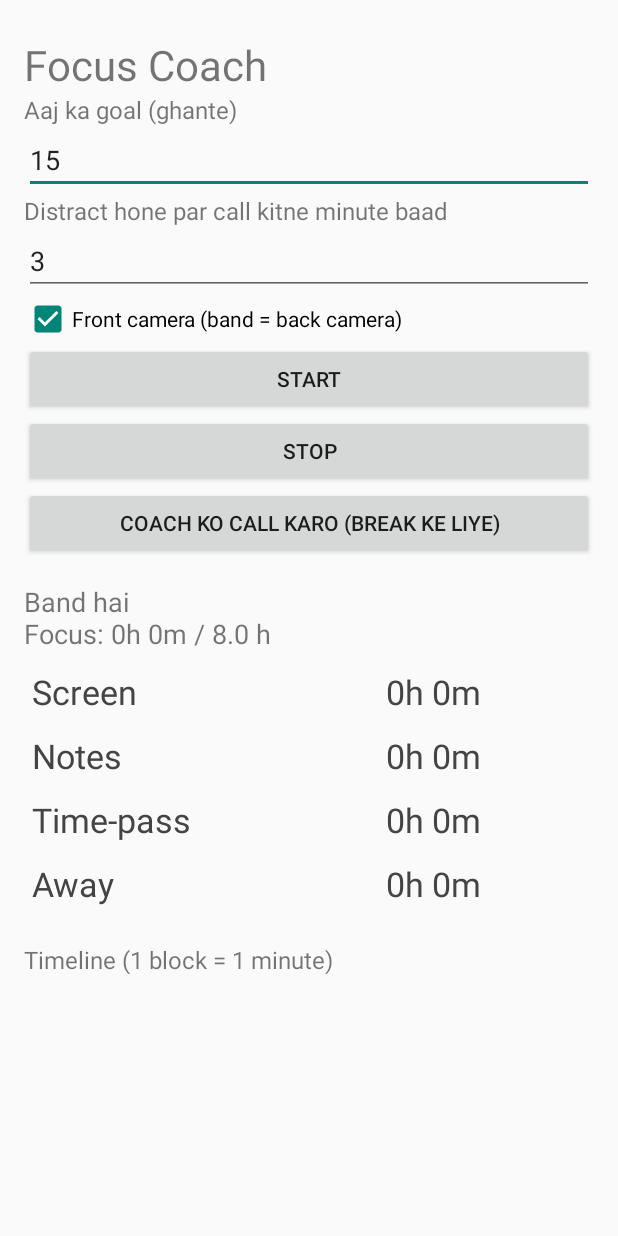
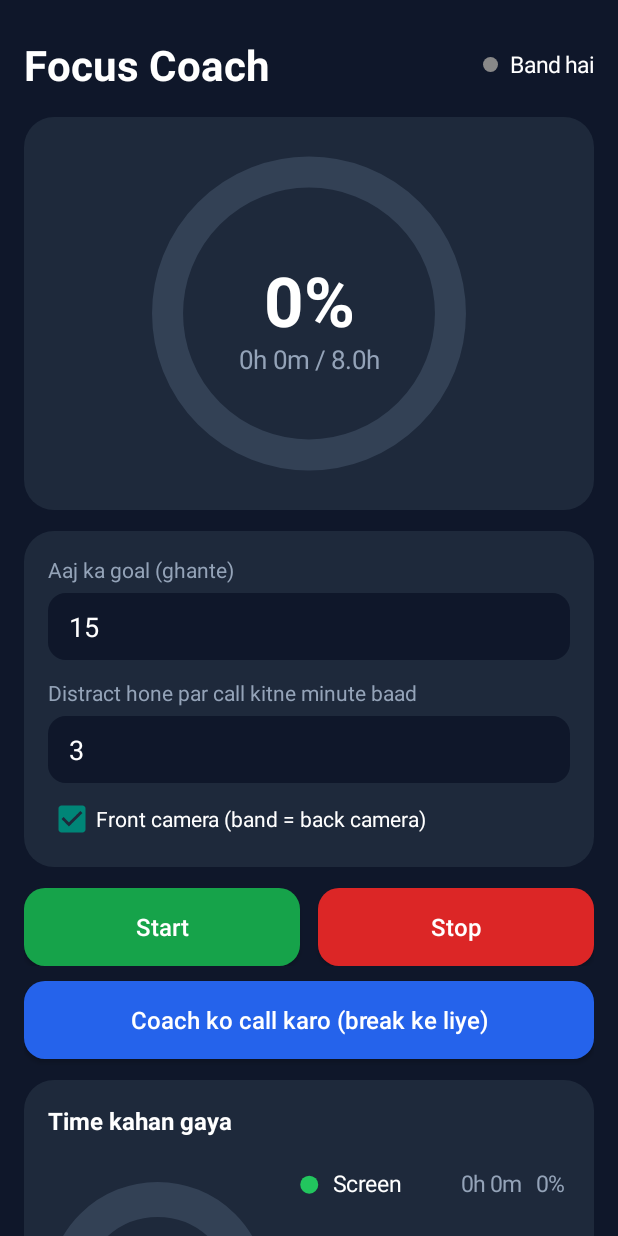
Before and after one commit to anidhypancholi3697-creator/Advanced-tracker, an Android app: the screen it shows after launch (MainActivity), on a phone screen of 412 x 824 dp. Run offline under Robolectric (Android 15) with nearby library versions, the phone set to English and light mode, and no system bars.

Commit message:
Add files via upload

```diff
--- a/app/src/main/java/com/focuscoach/Charts.kt
+++ b/app/src/main/java/com/focuscoach/Charts.kt
@@ -1,53 +1,179 @@
 package com.focuscoach
 
+import android.animation.ValueAnimator
 import android.content.Context
 import android.graphics.Canvas
 import android.graphics.Color
 import android.graphics.Paint
+import android.graphics.RectF
+import android.graphics.SweepGradient
+import android.graphics.Typeface
 import android.view.View
+import android.view.animation.DecelerateInterpolator
+import kotlin.math.abs
 
 val CAT_COLORS = intArrayOf(
-    Color.parseColor("#2E7D32"), // Screen
-    Color.parseColor("#1565C0"), // Notes
-    Color.parseColor("#EF6C00"), // Time-pass
-    Color.parseColor("#757575")  // Away
+    0xFF22C55E.toInt(), // Screen
+    0xFF38BDF8.toInt(), // Notes
+    0xFFF59E0B.toInt(), // Time-pass
+    0xFF94A3B8.toInt()  // Away
 )
 
-class BarChartView(c: Context) : View(c) {
-    private var v = LongArray(4)
-    private val p = Paint(Paint.ANTI_ALIAS_FLAG).apply { textSize = 34f }
+// Goal ring: animated sweep + percent in the middle.
+class RingView(c: Context) : View(c) {
+    private var cur = 0f
+    private var tgt = 0f
+    private var l1 = "0%"
+    private var l2 = ""
+    private var an: ValueAnimator? = null
+    private val oval = RectF()
+    private val track = Paint(Paint.ANTI_ALIAS_FLAG).apply {
+        style = Paint.Style.STROKE; strokeCap = Paint.Cap.ROUND; color = 0xFF334155.toInt()
+    }
+    private val arc = Paint(Paint.ANTI_ALIAS_FLAG).apply {
+        style = Paint.Style.STROKE; strokeCap = Paint.Cap.ROUND
+    }
+    private val big = Paint(Paint.ANTI_ALIAS_FLAG).apply {
+        color = Color.WHITE; textAlign = Paint.Align.CENTER; typeface = Typeface.DEFAULT_BOLD
+    }
+    private val small = Paint(Paint.ANTI_ALIAS_FLAG).apply {
+        color = 0xFF94A3B8.toInt(); textAlign = Paint.Align.CENTER
+    }
 
-    fun set(values: LongArray) { v = values; invalidate() }
+    fun set(frac: Float, a: String, b: String) {
+        l1 = a; l2 = b
+        val t = frac.coerceIn(0f, 1f)
+        if (abs(t - tgt) > 0.0005f) {
+            tgt = t
+            an?.cancel()
+            an = ValueAnimator.ofFloat(cur, t).apply {
+                duration = 700
+                interpolator = DecelerateInterpolator()
+                addUpdateListener { cur = it.animatedValue as Float; invalidate() }
+                start()
+            }
+        } else invalidate()
+    }
 
     override fun onDraw(cv: Canvas) {
-        val max = (v.maxOrNull() ?: 0L).coerceAtLeast(1L)
+        val s = minOf(width, height).toFloat()
+        val sw = s * 0.09f
+        track.strokeWidth = sw
+        arc.strokeWidth = sw
+        val cx = width / 2f
+        val cy = height / 2f
+        oval.set(cx - s / 2 + sw, cy - s / 2 + sw, cx + s / 2 - sw, cy + s / 2 - sw)
+        cv.drawArc(oval, 0f, 360f, false, track)
+        if (cur > 0.001f) {
+            arc.shader = SweepGradient(cx, cy, intArrayOf(0xFF38BDF8.toInt(), 0xFF22C55E.toInt()), null)
+            cv.save()
+            cv.rotate(-90f, cx, cy)
+            cv.drawArc(oval, 0f, 360f * cur, false, arc)
+            cv.restore()
+        }
+        big.textSize = s * 0.2f
+        small.textSize = s * 0.075f
+        cv.drawText(l1, cx, cy + s * 0.04f, big)
+        cv.drawText(l2, cx, cy + s * 0.04f + s * 0.12f, small)
+    }
+}
+
+// Donut + legend: where the time went.
+class DonutView(c: Context) : View(c) {
+    private val dn = resources.displayMetrics.density
+    private val cur = FloatArray(4)
+    private var tgt = FloatArray(4)
+    private var an: ValueAnimator? = null
+    private val oval = RectF()
+    private val p = Paint(Paint.ANTI_ALIAS_FLAG)
+    private val tp = Paint(Paint.ANTI_ALIAS_FLAG)
+
+    fun set(v: LongArray) {
+        val t = FloatArray(4) { v[it].toFloat() }
+        if (t.contentEquals(tgt)) return
+        val from = cur.copyOf()
+        tgt = t
+        an?.cancel()
+        an = ValueAnimator.ofFloat(0f, 1f).apply {
+            duration = 700
+            interpolator = DecelerateInterpolator()
+            addUpdateListener { a ->
+                val k = a.animatedValue as Float
+                for (i in 0..3) cur[i] = from[i] + (tgt[i] - from[i]) * k
+                invalidate()
+            }
+            start()
+        }
+    }
+
+    override fun onDraw(cv: Canvas) {
+        val d = minOf(height.toFloat(), width * 0.42f)
+        val sw = d * 0.16f
+        p.style = Paint.Style.STROKE
+        p.strokeWidth = sw
+        val top = (height - d) / 2f
+        oval.set(sw / 2, top + sw / 2, d - sw / 2, top + d - sw / 2)
+        p.color = 0xFF334155.toInt()
+        cv.drawArc(oval, 0f, 360f, false, p)
+        val tot = cur.sum()
+        if (tot > 0f) {
+            var a = -90f
+            for (i in 0..3) {
+                val sweep = cur[i] / tot * 360f
+                if (sweep <= 0.5f) continue
+                p.color = CAT_COLORS[i]
+                cv.drawArc(oval, a, maxOf(sweep - 3f, 0.5f), false, p)
+                a += sweep
+            }
+        }
+        val tt = tgt.sum()
+        val tm = (tt / 60f).toLong()
+        tp.color = Color.WHITE
+        tp.typeface = Typeface.DEFAULT_BOLD
+        tp.textAlign = Paint.Align.CENTER
+        tp.textSize = d * 0.17f
+        cv.drawText("${tm / 60}h ${tm % 60}m", d / 2f, height / 2f + d * 0.06f, tp)
+
+        val x0 = d + 28 * dn
         val rowH = height / 4f
-        val left = 220f
-        val barMax = width - left - 220f
-        for (i in 0 until 4) {
-            val y = i * rowH
-            p.color = Color.DKGRAY
-            cv.drawText(Store.NAMES[i], 8f, y + rowH * 0.65f, p)
+        p.style = Paint.Style.FILL
+        tp.textSize = 15 * dn
+        for (i in 0..3) {
+            val y = i * rowH + rowH / 2f
             p.color = CAT_COLORS[i]
-            cv.drawRect(left, y + rowH * 0.2f, left + barMax * v[i] / max, y + rowH * 0.8f, p)
-            p.color = Color.DKGRAY
-            val m = v[i] / 60
-            cv.drawText("${m / 60}h ${m % 60}m", left + barMax + 12f, y + rowH * 0.65f, p)
+            cv.drawCircle(x0, y, 6 * dn, p)
+            tp.typeface = Typeface.DEFAULT
+            tp.color = Color.WHITE
+            tp.textAlign = Paint.Align.LEFT
+            cv.drawText(Store.NAMES[i], x0 + 16 * dn, y + 5 * dn, tp)
+            val m = (tgt[i] / 60f).toLong()
+            val pc = if (tt > 0f) (tgt[i] / tt * 100).toInt() else 0
+            tp.textAlign = Paint.Align.RIGHT
+            tp.color = 0xFF94A3B8.toInt()
+            cv.drawText("${m / 60}h ${m % 60}m   $pc%", width - 4 * dn, y + 5 * dn, tp)
         }
     }
 }
 
+// Last 2 hours, 1 rounded block per minute.
 class TimelineView(c: Context) : View(c) {
     private var tl = ""
-    private val p = Paint()
+    private val p = Paint(Paint.ANTI_ALIAS_FLAG)
+    private val r = RectF()
 
-    fun set(s: String) { tl = s; invalidate() }
+    fun set(s: String) {
+        if (s != tl) { tl = s; invalidate() }
+    }
 
     override fun onDraw(cv: Canvas) {
-        val cell = width.toFloat() / maxOf(tl.length, 60)
-        for ((i, ch) in tl.withIndex()) {
-            p.color = CAT_COLORS[(ch - '0').coerceIn(0, 3)]
-            cv.drawRect(i * cell, 0f, (i + 1) * cell, height.toFloat(), p)
+        val n = 120
+        val s = if (tl.length > n) tl.takeLast(n) else tl
+        val cw = width.toFloat() / n
+        val gap = cw * 0.18f
+        for (i in 0 until n) {
+            p.color = if (i < s.length) CAT_COLORS[(s[i] - '0').coerceIn(0, 3)] else 0xFF334155.toInt()
+            r.set(i * cw + gap, 0f, (i + 1) * cw - gap, height.toFloat())
+            cv.drawRoundRect(r, cw / 2, cw / 2, p)
         }
     }
 }
--- a/app/src/main/java/com/focuscoach/MainActivity.kt
+++ b/app/src/main/java/com/focuscoach/MainActivity.kt
@@ -1,10 +1,15 @@
 package com.focuscoach
 
 import android.Manifest
+import android.animation.ObjectAnimator
+import android.animation.ValueAnimator
 import android.app.Activity
 import android.app.NotificationManager
 import android.content.Intent
 import android.content.pm.PackageManager
+import android.graphics.Color
+import android.graphics.Typeface
+import android.graphics.drawable.GradientDrawable
 import android.net.Uri
 import android.os.Build
 import android.os.Bundle
@@ -12,7 +17,10 @@ import android.os.Handler
 import android.os.Looper
 import android.provider.Settings
 import android.text.InputType
-import android.view.ViewGroup
+import android.view.Gravity
+import android.view.MotionEvent
+import android.view.View
+import android.view.animation.DecelerateInterpolator
 import android.widget.Button
 import android.widget.CheckBox
 import android.widget.EditText
@@ -26,62 +34,161 @@ class MainActivity : Activity() {
     private lateinit var goal: EditText
     private lateinit var limit: EditText
     private lateinit var front: CheckBox
-    private lateinit var status: TextView
-    private lateinit var bars: BarChartView
+    private lateinit var state: TextView
+    private lateinit var dot: View
+    private lateinit var ring: RingView
+    private lateinit var donut: DonutView
     private lateinit var tl: TimelineView
     private var pendingStart = false
 
     private fun dp(x: Int) = (x * resources.displayMetrics.density).toInt()
 
+    private fun bg(color: Int, r: Int) = GradientDrawable().apply {
+        setColor(color)
+        cornerRadius = dp(r).toFloat()
+    }
+
+    private fun label(t: String, sp: Float = 14f, col: Int = 0xFF94A3B8.toInt(), bold: Boolean = false) =
+        TextView(this).apply {
+            text = t
+            textSize = sp
+            setTextColor(col)
+            if (bold) setTypeface(null, Typeface.BOLD)
+        }
+
+    private fun card(parent: LinearLayout): LinearLayout {
+        val c = LinearLayout(this).apply {
+            orientation = LinearLayout.VERTICAL
+            background = bg(0xFF1E293B.toInt(), 20)
+            setPadding(dp(16), dp(16), dp(16), dp(16))
+        }
+        parent.addView(c, LinearLayout.LayoutParams(-1, -2).apply { bottomMargin = dp(14) })
+        return c
+    }
+
+    private fun field(v: String, decimal: Boolean) = EditText(this).apply {
+        setText(v)
+        setTextColor(Color.WHITE)
+        textSize = 18f
+        inputType = if (decimal) InputType.TYPE_CLASS_NUMBER or InputType.TYPE_NUMBER_FLAG_DECIMAL
+        else InputType.TYPE_CLASS_NUMBER
+        background = bg(0xFF0F172A.toInt(), 12)
+        setPadding(dp(14), dp(10), dp(14), dp(10))
+    }
+
+    private fun btn(t: String, col: Int, f: () -> Unit) = Button(this).apply {
+        text = t
+        setTextColor(Color.WHITE)
+        isAllCaps = false
+        textSize = 16f
+        background = bg(col, 14)
+        setOnTouchListener { v, e ->
+            when (e.action) {
+                MotionEvent.ACTION_DOWN -> v.animate().scaleX(0.96f).scaleY(0.96f).setDuration(80).start()
+                MotionEvent.ACTION_UP, MotionEvent.ACTION_CANCEL ->
+                    v.animate().scaleX(1f).scaleY(1f).setDuration(120).start()
+            }
+            false
+        }
+        setOnClickListener { f() }
+    }
+
     override fun onCreate(b: Bundle?) {
         super.onCreate(b)
+        window.statusBarColor = 0xFF0F172A.toInt()
+        window.navigationBarColor = 0xFF0F172A.toInt()
+
         val col = LinearLayout(this).apply {
             orientation = LinearLayout.VERTICAL
             setPadding(dp(16), dp(24), dp(16), dp(24))
         }
-        fun label(t: String) = TextView(this).apply { text = t; textSize = 16f }
-        col.addView(TextView(this).apply { text = "Focus Coach"; textSize = 28f })
 
-        col.addView(label("Aaj ka goal (ghante)"))
-        goal = EditText(this).apply {
-            inputType = InputType.TYPE_CLASS_NUMBER or InputType.TYPE_NUMBER_FLAG_DECIMAL
-            setText("15")
+        // Header
+        val head = LinearLayout(this).apply {
+            orientation = LinearLayout.HORIZONTAL
+            gravity = Gravity.CENTER_VERTICAL
         }
-        col.addView(goal)
+        head.addView(label("Focus Coach", 28f, Color.WHITE, true), LinearLayout.LayoutParams(0, -2, 1f))
+        dot = View(this).apply {
+            background = GradientDrawable().apply { shape = GradientDrawable.OVAL; setColor(Color.GRAY) }
+        }
+        head.addView(dot, LinearLayout.LayoutParams(dp(10), dp(10)).apply { rightMargin = dp(8) })
+        state = label("Band hai", 15f, Color.WHITE)
+        head.addView(state)
+        col.addView(head, LinearLayout.LayoutParams(-1, -2).apply { bottomMargin = dp(16) })
+        ObjectAnimator.ofFloat(dot, "alpha", 1f, 0.25f).apply {
+            duration = 800
+            repeatMode = ValueAnimator.REVERSE
+            repeatCount = ValueAnimator.INFINITE
+            start()
+        }
 
-        col.addView(label("Distract hone par call kitne minute baad"))
-        limit = EditText(this).apply { inputType = InputType.TYPE_CLASS_NUMBER; setText("3") }
-        col.addView(limit)
+        // Goal ring
+        val c1 = card(col)
+        ring = RingView(this)
+        c1.addView(ring, LinearLayout.LayoutParams(-1, dp(230)))
 
-        front = CheckBox(this).apply { text = "Front camera (band = back camera)"; isChecked = true }
-        col.addView(front)
+        // Settings
+        val c2 = card(col)
+        c2.addView(label("Aaj ka goal (ghante)"))
+        goal = field("15", true)
+        c2.addView(goal, LinearLayout.LayoutParams(-1, -2).apply { topMargin = dp(6); bottomMargin = dp(12) })
+        c2.addView(label("Distract hone par call kitne minute baad"))
+        limit = field("3", false)
+        c2.addView(limit, LinearLayout.LayoutParams(-1, -2).apply { topMargin = dp(6); bottomMargin = dp(8) })
+        front = CheckBox(this).apply {
+            text = "Front camera (band = back camera)"
+            setTextColor(Color.WHITE)
+            isChecked = true
+        }
+        c2.addView(front)
 
-        col.addView(Button(this).apply {
-            text = "Start"
-            setOnClickListener { tryStart() }
+        // Buttons
+        val row = LinearLayout(this).apply { orientation = LinearLayout.HORIZONTAL }
+        row.addView(
+            btn("Start", 0xFF16A34A.toInt()) { tryStart() },
+            LinearLayout.LayoutParams(0, dp(52), 1f).apply { rightMargin = dp(6) }
+        )
+        row.addView(
+            btn("Stop", 0xFFDC2626.toInt()) {
+                startService(Intent(this, FocusService::class.java).setAction(FocusService.ACTION_STOP))
+            },
+            LinearLayout.LayoutParams(0, dp(52), 1f).apply { leftMargin = dp(6) }
+        )
+        col.addView(row, LinearLayout.LayoutParams(-1, -2).apply { bottomMargin = dp(10) })
+        col.addView(
+            btn("Coach ko call karo (break ke liye)", 0xFF2563EB.toInt()) {
+                startActivity(Intent(this, CallActivity::class.java))
+            },
+            LinearLayout.LayoutParams(-1, dp(52)).apply { bottomMargin = dp(14) }
+        )
+
+        // Charts
+        val c3 = card(col)
+        c3.addView(label("Time kahan gaya", 16f, Color.WHITE, true))
+        donut = DonutView(this)
+        c3.addView(donut, LinearLayout.LayoutParams(-1, dp(190)).apply { topMargin = dp(8) })
+
+        val c4 = card(col)
+        c4.addView(label("Pichhle 2 ghante (1 block = 1 minute)", 14f))
+        tl = TimelineView(this)
+        c4.addView(tl, LinearLayout.LayoutParams(-1, dp(34)).apply { topMargin = dp(10) })
+
+        // Entrance animation
+        for (i in 0 until col.childCount) {
+            col.getChildAt(i).apply {
+                alpha = 0f
+                translationY = dp(24).toFloat()
+                animate().alpha(1f).translationY(0f)
+                    .setStartDelay(i * 70L).setDuration(450)
+                    .setInterpolator(DecelerateInterpolator()).start()
+            }
+        }
+
+        setContentView(ScrollView(this).apply {
+            setBackgroundColor(0xFF0F172A.toInt())
+            addView(col)
         })
-        col.addView(Button(this).apply {
-            text = "Stop"
-            setOnClickListener {
-                startService(Intent(this@MainActivity, FocusService::class.java)
-                    .setAction(FocusService.ACTION_STOP))
-            }
-        })
-        col.addView(Button(this).apply {
-            text = "Coach ko call karo (break ke liye)"
-            setOnClickListener { startActivity(Intent(this@MainActivity, CallActivity::class.java)) }
-        })
-
-        status = TextView(this).apply { textSize = 18f; setPadding(0, dp(16), 0, dp(8)) }
-        col.addView(status)
-
-        bars = BarChartView(this)
-        col.addView(bars, LinearLayout.LayoutParams(ViewGroup.LayoutParams.MATCH_PARENT, dp(170)))
-        col.addView(label("Timeline (1 block = 1 minute)").apply { setPadding(0, dp(16), 0, dp(4)) })
-        tl = TimelineView(this)
-        col.addView(tl, LinearLayout.LayoutParams(ViewGroup.LayoutParams.MATCH_PARENT, dp(40)))
-
-        setContentView(ScrollView(this).apply { addView(col) })
     }
 
     private fun tryStart() {
@@ -120,18 +227,29 @@ class MainActivity : Activity() {
 
     private val refresh = object : Runnable {
         override fun run() {
-            val t = Store.totals(this@MainActivity)
-            bars.set(t)
-            tl.set(Store.timeline(this@MainActivity))
-            val f = Store.focusSec(this@MainActivity) / 60
-            val g = Store.goalSec(this@MainActivity) / 3600f
-            val bu = Store.breakUntil(this@MainActivity)
-            val state = when {
-                !Store.running(this@MainActivity) -> "Band hai"
-                bu > 0 -> "Break: ${maxOf(0L, (bu - System.currentTimeMillis()) / 60000)} min baaki"
-                else -> "Abhi: ${Store.NAMES[Store.cur(this@MainActivity)]}"
+            val c = this@MainActivity
+            val f = Store.focusSec(c)
+            val gs = Store.goalSec(c).coerceAtLeast(1L)
+            val frac = f.toFloat() / gs
+            val fm = f / 60
+            ring.set(frac, "${(frac * 100).toInt()}%", "${fm / 60}h ${fm % 60}m / ${"%.1f".format(gs / 3600f)}h")
+            donut.set(Store.totals(c))
+            tl.set(Store.timeline(c))
+
+            val run = Store.running(c)
+            val bu = Store.breakUntil(c)
+            val txt: String
+            val colr: Int
+            if (!run) {
+                txt = "Band hai"; colr = Color.GRAY
+            } else if (bu > 0) {
+                txt = "Break: ${maxOf(0L, (bu - System.currentTimeMillis()) / 60000)} min"; colr = 0xFFF59E0B.toInt()
+            } else {
+                val k = Store.cur(c)
+                txt = Store.NAMES[k]; colr = CAT_COLORS[k]
             }
-            status.text = "$state\nFocus: ${f / 60}h ${f % 60}m / $g h"
+            state.text = txt
+            (dot.background as GradientDrawable).setColor(colr)
             h.postDelayed(this, 1000)
         }
     }
```
